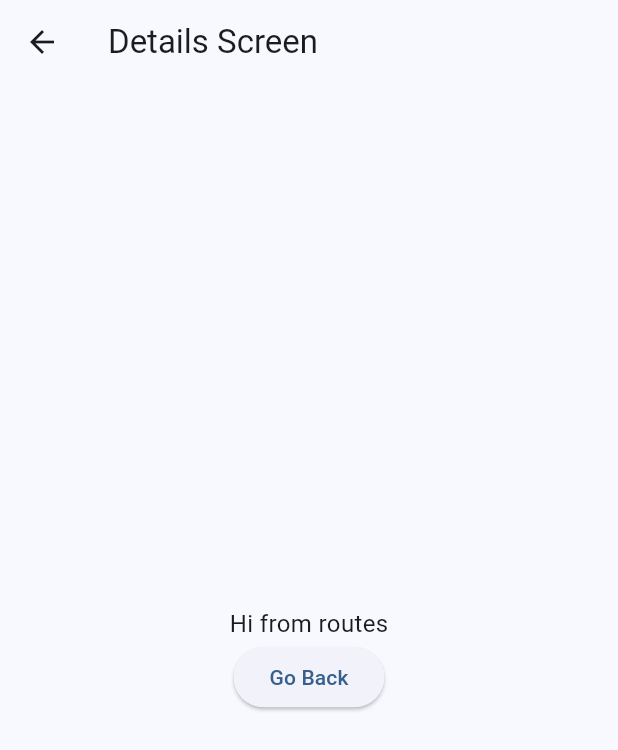
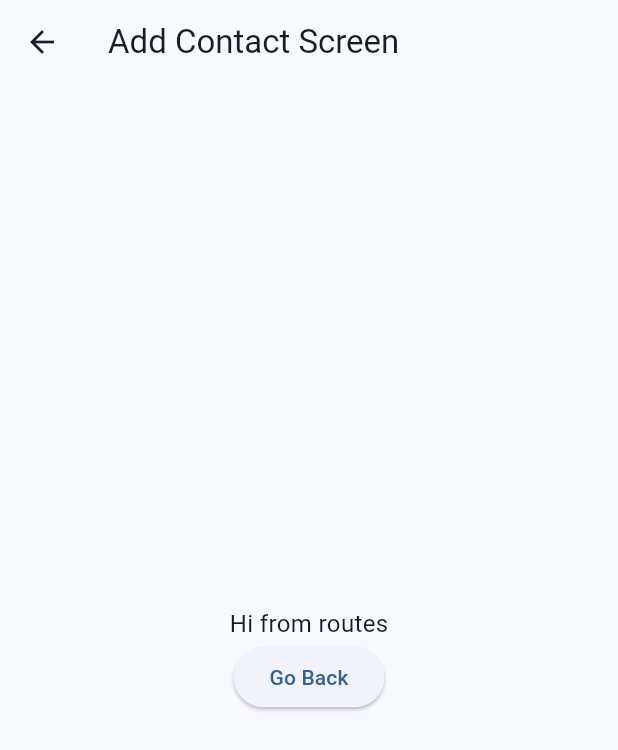
Before and after one commit to kphan1692/flutter_contactlist, a Flutter app: the screen it shows after launch, after a tap on "Go to Details", on a phone screen of 412 x 824 dp. Shown: the top 750 px of the screen. Run offline on Flutter 3.47's test engine with Material 3 defaults, Android fonts, the phone set to English and light mode, and no system bars.

Commit message:
Milestone 2: Create ContactProvider

```diff
--- /dev/null
+++ b/devtools_options.yaml
@@ -0,0 +1,3 @@
+description: This file stores settings for Dart & Flutter DevTools.
+documentation: https://docs.flutter.dev/tools/devtools/extensions#configure-extension-enablement-states
+extensions:
--- a/lib/main.dart
+++ b/lib/main.dart
@@ -1,6 +1,6 @@
 import 'package:flutter/material.dart';
-import 'package:flutter_application_1/details_screen.dart';
-import 'home_screen.dart';
+import 'package:flutter_application_1/screens/add_contact_screen.dart';
+import '/screens/contact_list_screen.dart';
 
 void main() {
   runApp(const MyApp());
@@ -18,8 +18,8 @@ class MyApp extends StatelessWidget {
         textTheme: const TextTheme(bodyMedium: TextStyle(fontSize: 16)),
       ),
       routes: {
-        '/': (context) => const HomeScreen(),
-        '/details': (context) => const DetailsScreen(data: 'Hi from routes'),
+        '/': (context) => const ContactListScreen(),
+        '/details': (context) => const AddContactScreen(data: 'Hi from routes'),
       }, //routes
       initialRoute: '/',
     );
--- /dev/null
+++ b/lib/providers/contact_provider.dart
@@ -0,0 +1,18 @@
+import 'package:flutter/material.dart';
+
+class ContactProvider extends ChangeNotifier {
+  final List<String> _contacts = [];
+
+  List<String> get contacts => List.unmodifiable(_contacts);
+
+  void addContact(String name) {
+    final trimmed = name.trim();
+    if (trimmed.isNotEmpty) _contacts.add(trimmed);
+    notifyListeners();
+  }
+
+  void removeContact(String contact) {
+    _contacts.remove(contact);
+    notifyListeners();
+  }
+}
--- a/lib/details_screen.dart
+++ b/lib/screens/add_contact_screen.dart
@@ -1,14 +1,14 @@
 import 'package:flutter/material.dart';
 
-class DetailsScreen extends StatelessWidget {
+class AddContactScreen extends StatelessWidget {
   final String data;
 
-  const DetailsScreen({super.key, required this.data});
+  const AddContactScreen({super.key, required this.data});
 
   @override
   Widget build(BuildContext context) {
     return Scaffold(
-      appBar: AppBar(title: const Text('Details Screen')),
+      appBar: AppBar(title: const Text('Add Contact Screen')),
       body: Center(
         child: Column(
           mainAxisAlignment: MainAxisAlignment.center,
--- a/lib/home_screen.dart
+++ b/lib/screens/contact_list_screen.dart
@@ -1,13 +1,12 @@
 import 'package:flutter/material.dart';
-import 'details_screen.dart';
 
-class HomeScreen extends StatelessWidget {
-  const HomeScreen({super.key});
+class ContactListScreen extends StatelessWidget {
+  const ContactListScreen({super.key});
 
   @override
   Widget build(BuildContext context) {
     return Scaffold(
-      appBar: AppBar(title: const Text("Home Screen")),
+      appBar: AppBar(title: const Text("Contact List Screen")),
       body: Center(
         child: ElevatedButton(
           child: Text('Go to Details'),
--- a/pubspec.yaml
+++ b/pubspec.yaml
@@ -9,6 +9,7 @@ environment:
 dependencies:
   flutter:
     sdk: flutter
+  provider: ^6.1.5+1
 
 dev_dependencies:
   flutter_test:
```
Also changed, not shown: lib/widgets/primary_button.dart (deleted, +0 -17 lines), pubspec.lock, 1 other file.
